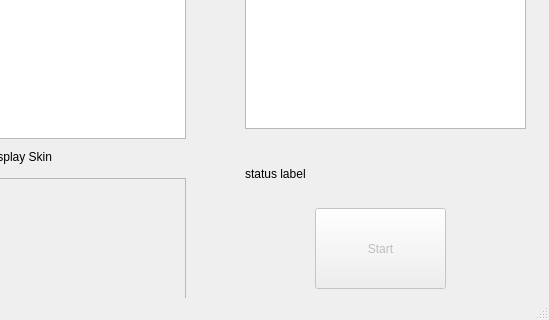
First picture: the form in skinselector.ui, repository Belthasaran/Button-Mash, before the edit; both pictures show x 115 to 664 and y 262 to 582 of the 664 by 582 pixel window.
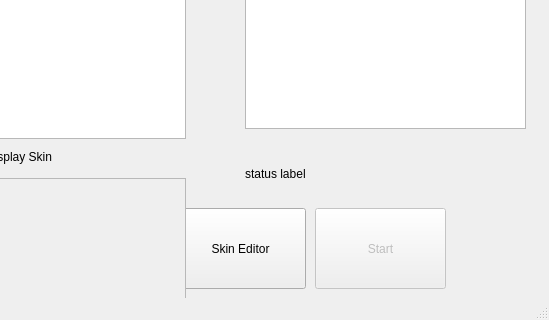
Second picture: the form after the edit.

```diff
--- a/skinselector.ui
+++ b/skinselector.ui
@@ -24,6 +24,19 @@
      </rect>
     </property>
    </widget>
+   <widget class="QPushButton" name="skinEditorButton">
+    <property name="geometry">
+     <rect>
+      <x>290</x>
+      <y>470</y>
+      <width>131</width>
+      <height>81</height>
+     </rect>
+    </property>
+    <property name="text">
+     <string>Skin Editor</string>
+    </property>
+   </widget>
    <widget class="QPushButton" name="startButton">
     <property name="enabled">
      <bool>false</bool>
```
